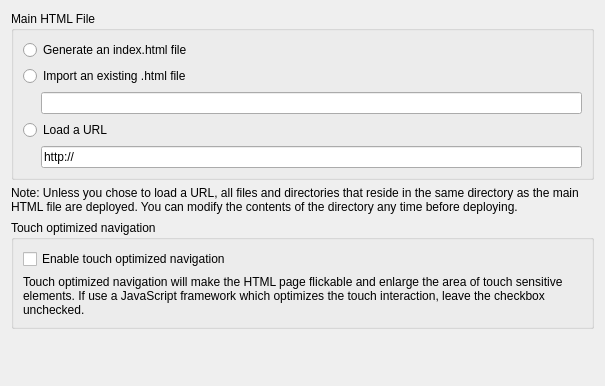
The window that src/plugins/qt4projectmanager/wizards/html5appwizardsourcespage.ui (qt-creator/qt-creator) describes before a commit, drawn with Qt 5.
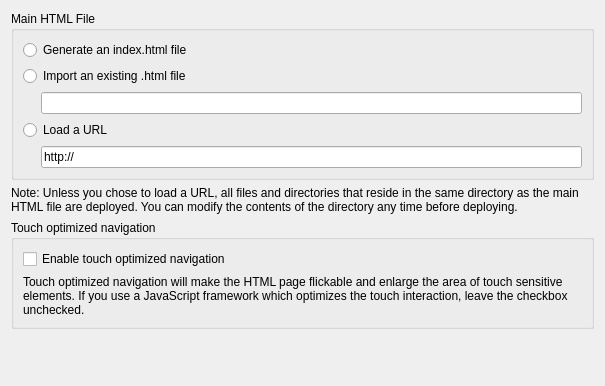
The same window after the commit. Custom widgets are drawn as their Qt base class.

The edit to the form file:
```diff
--- a/src/plugins/qt4projectmanager/wizards/html5appwizardsourcespage.ui
+++ b/src/plugins/qt4projectmanager/wizards/html5appwizardsourcespage.ui
@@ -134,7 +134,7 @@
       <item>
        <widget class="QLabel" name="label">
         <property name="text">
-         <string>Touch optimized navigation will make the HTML page flickable and enlarge the area of touch sensitive elements. If use a JavaScript framework which optimizes the touch interaction, leave the checkbox unchecked.</string>
+         <string>Touch optimized navigation will make the HTML page flickable and enlarge the area of touch sensitive elements. If you use a JavaScript framework which optimizes the touch interaction, leave the checkbox unchecked.</string>
         </property>
         <property name="wordWrap">
          <bool>true</bool>
```
